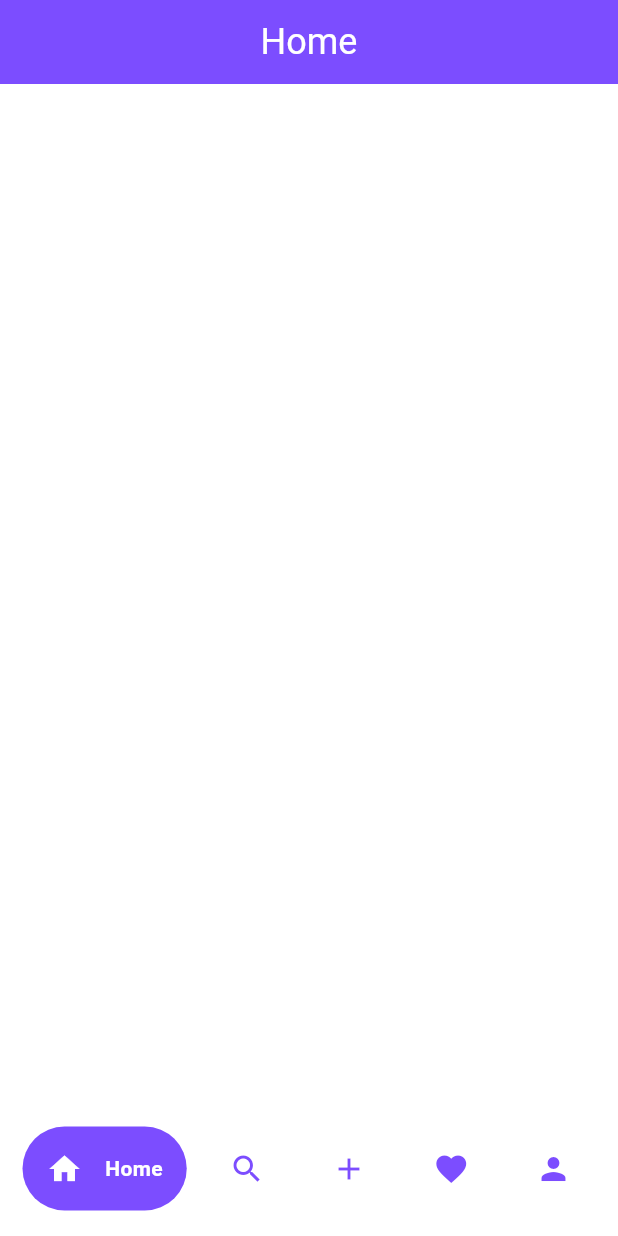
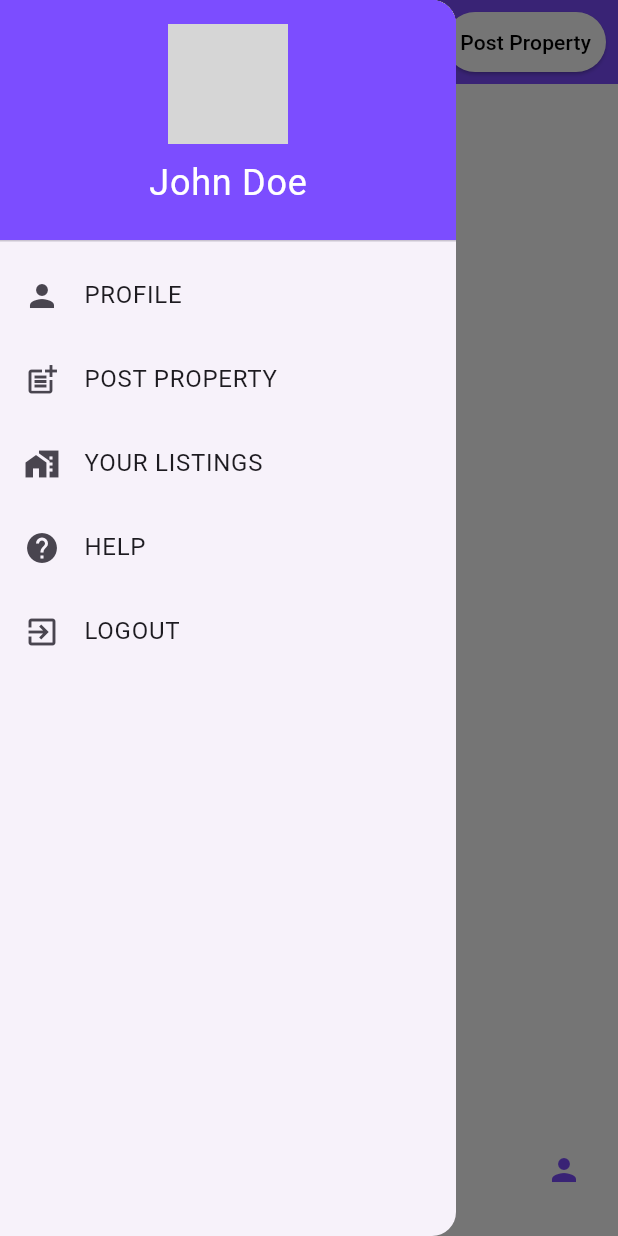
Before and after one commit to sourabhappdev/magicBricks-clone, a Flutter app: the MainNavigator screen opened directly, with the side drawer open (before the commit the screen has no drawer), on a phone screen of 412 x 824 dp. Run offline on Flutter 3.47's test engine with Material 3 defaults, Android fonts, the phone set to English and light mode, and no system bars; drawn by our look-alikes of google_nav_bar; our stand-ins replace carousel_slider, concentric_transition, smooth_page_indicator; network calls fail; grey boxes are pictures that could not be loaded.

Commit message:
Fifth Commit some minor and major changes

```diff
--- a/lib/Screens/Account_Screen/Profile_Screen.dart
+++ b/lib/Screens/Account_Screen/Profile_Screen.dart
@@ -1,12 +1,12 @@
 import 'package:flutter/material.dart';
 import 'package:magic_bricks/Constants/Constants.dart';
-import 'package:magic_bricks/Widgets/CustomAppBar.dart';
+import '../../Widgets/AppBar/AppBar.dart';
 
 class Profile_Screen extends StatelessWidget {
   @override
   Widget build(BuildContext context) {
     return Scaffold(
-      appBar: CustomAppBar(text: 'My Profile'),
+      appBar: commonAppBar(context),
       body: Padding(
         padding: const EdgeInsets.all(16.0),
         child: Column(
--- a/lib/Screens/Home_Screen/Home_Screen.dart
+++ b/lib/Screens/Home_Screen/Home_Screen.dart
@@ -1,5 +1,6 @@
 import 'package:flutter/material.dart';
-import 'package:magic_bricks/Widgets/CustomAppBar.dart';
+import 'package:magic_bricks/Widgets/Drawer.dart';
+import '../../Widgets/AppBar/AppBar.dart';
 
 class Home_Screen extends StatefulWidget {
   const Home_Screen({super.key});
@@ -13,8 +14,8 @@ class _Home_ScreenState extends State<Home_Screen> {
   Widget build(BuildContext context) {
     return Scaffold(
       backgroundColor: Colors.white,
-      appBar: CustomAppBar(text: "Home"),
-      body: SingleChildScrollView(
+      appBar: homeAppBar(context),
+      body: const SingleChildScrollView(
         child: Column(
           mainAxisAlignment: MainAxisAlignment.center,
           crossAxisAlignment: CrossAxisAlignment.center,
@@ -23,4 +24,5 @@ class _Home_ScreenState extends State<Home_Screen> {
       ),
     );
   }
+
 }
--- /dev/null
+++ b/lib/Widgets/AppBar/AppBar.dart
@@ -0,0 +1,82 @@
+import 'package:flutter/material.dart';
+import 'package:magic_bricks/Screens/Home_Screen/Home_Screen.dart';
+import 'package:magic_bricks/Widgets/MainNavigator.dart';
+import '../../Constants/Constants.dart';
+import '../../Screens/PostAd_Screen/PostAd_Screen.dart';
+
+AppBar homeAppBar(BuildContext context) {
+  return AppBar(
+    backgroundColor: AppConstantsColor.materialButtonColor,
+    automaticallyImplyLeading: false,
+    leading: IconButton(
+      onPressed: () {
+        print("working");
+        Scaffold.of(context).openDrawer();
+      },
+      icon: Icon(
+        Icons.dashboard,
+        color: Colors.white,
+      ),
+    ),
+    actions: [
+      IconButton(
+        onPressed: () {},
+        icon: Icon(
+          Icons.notifications,
+          color: Colors.white,
+        ),
+      ),
+      Padding(
+        padding: const EdgeInsets.only(right: 8.0),
+        child: ElevatedButton(
+          onPressed: () {
+            Navigator.push(
+                context,
+                MaterialPageRoute(
+                  builder: (context) => PostAd_Screen(),
+                ));
+          },
+          style: ElevatedButton.styleFrom(
+            foregroundColor: Colors.black,
+            backgroundColor: Colors.white,
+            // elevation: 5,
+            padding: EdgeInsets.symmetric(horizontal: 10, vertical: 0),
+            shape: RoundedRectangleBorder(
+              borderRadius: BorderRadius.circular(20),
+            ),
+          ),
+          child: Text('Post Property'),
+        ),
+      ),
+    ],
+  );
+}
+
+AppBar commonAppBar(BuildContext context) {
+  return AppBar(
+    backgroundColor: AppConstantsColor.materialButtonColor,
+    automaticallyImplyLeading: false,
+    leading: IconButton(
+      onPressed: () {
+        Navigator.pushReplacement(
+            context,
+            MaterialPageRoute(
+              builder: (context) => MainNavigator(),
+            ));
+      },
+      icon: Icon(
+        Icons.arrow_back,
+        color: Colors.white,
+      ),
+    ),
+    actions: [
+      IconButton(
+        onPressed: () {},
+        icon: Icon(
+          Icons.notifications,
+          color: Colors.white,
+        ),
+      ),
+    ],
+  );
+}
--- a/lib/Widgets/CustomAppBar.dart
+++ /dev/null
@@ -1,23 +0,0 @@
-import 'package:flutter/material.dart';
-
-class CustomAppBar extends AppBar {
-  final String text;
-
-  CustomAppBar({required this.text})
-      : super(
-          iconTheme: IconThemeData(
-            color: Colors.black,
-          ),
-          backgroundColor: Colors.deepPurpleAccent,
-          centerTitle: true,
-          title: Text(
-            text,
-            style: TextStyle(
-              color: Colors.white,
-              fontSize: 24,
-            ),
-          ),
-          elevation: 0.0,
-          automaticallyImplyLeading: false,
-        );
-}
--- /dev/null
+++ b/lib/Widgets/Drawer.dart
@@ -0,0 +1,91 @@
+import 'package:flutter/material.dart';
+import 'package:magic_bricks/Constants/Constants.dart';
+import 'package:magic_bricks/Screens/Home_Screen/Home_Screen.dart';
+import 'package:magic_bricks/Screens/PostAd_Screen/PostAd_Screen.dart';
+import 'package:magic_bricks/Widgets/MainNavigator.dart';
+
+import '../Screens/Account_Screen/Profile_Screen.dart';
+
+class MyDrawer extends StatelessWidget {
+  @override
+  Widget build(BuildContext context) {
+    return Drawer(
+      child: ListView(
+        padding: EdgeInsets.zero,
+        children: [
+          DrawerHeader(
+            decoration: BoxDecoration(
+              color: AppConstantsColor.materialButtonColor,
+            ),
+            child: Column(
+              children: [
+                CircleAvatar(
+                  radius: 40,
+                  backgroundImage: NetworkImage("https://img.freepik.com/premium-vector/business-global-economy_24877-41082.jpg"), // Replace with your image asset
+                ),
+                SizedBox(height: 8,),
+                Text(
+                  'John Doe',
+                  style: TextStyle(
+                    color: Colors.white,
+                    fontSize: 24,
+                  ),
+                ),
+              ],
+            ),
+          ),
+          ListTile(
+            leading: Icon(Icons.person),
+            title: Text('PROFILE'),
+            onTap: () {
+              Navigator.push(
+                context,
+                MaterialPageRoute(
+                  builder: (context) => Profile_Screen(),
+                ),
+              );
+              print('Profile tapped');
+            },
+          ),
+          ListTile(
+            leading: Icon(Icons.post_add),
+            title: Text('POST PROPERTY'),
+            onTap: () {
+              Navigator.push(
+                context,
+                MaterialPageRoute(
+                  builder: (context) => PostAd_Screen(),
+                ),
+              );
+              print('PP tapped');
+            },
+          ),
+          ListTile(
+            leading: Icon(Icons.home_work),
+            title: Text('YOUR LISTINGS'),
+            onTap: () {
+              // Handle help tile tap
+              print('Listings tapped');
+            },
+          ),
+          ListTile(
+            leading: Icon(Icons.help),
+            title: Text('HELP'),
+            onTap: () {
+              // Handle help tile tap
+              print('Help tapped');
+            },
+          ),
+          ListTile(
+            leading: Icon(Icons.exit_to_app),
+            title: Text('LOGOUT'),
+            onTap: () {
+              // Handle logout tile tap
+              print('Logout tapped');
+            },
+          ),
+        ],
+      ),
+    );
+  }
+}
--- a/lib/Widgets/MainNavigator.dart
+++ b/lib/Widgets/MainNavigator.dart
@@ -5,9 +5,7 @@ import 'package:magic_bricks/Screens/Favourite_Screen/Favourite_Screen.dart';
 import 'package:magic_bricks/Screens/Home_Screen/Home_Screen.dart';
 import 'package:magic_bricks/Screens/Search_Screen/Search_Screen.dart';
 import 'package:magic_bricks/Screens/Account_Screen/Account_Screen.dart';
-import 'package:animated_expandable_fab/animated_expandable_fab.dart';
-
-import '../Screens/PostAd_Screen/PostAd_Screen.dart';
+import 'package:magic_bricks/Widgets/Drawer.dart';
 
 class MainNavigator extends StatefulWidget {
   @override
@@ -15,13 +13,13 @@ class MainNavigator extends StatefulWidget {
 }
 
 class _MainNavigatorState extends State<MainNavigator> {
+
   PageController _pageController = PageController();
 
   int _selectedIndex = 0;
   List<Widget> _screen = [
     Home_Screen(),
     Search_Screen(),
-    PostAd_Screen(),
     Favourite_Screen(),
     Account_Screen(),
   ];
@@ -46,8 +44,9 @@ class _MainNavigatorState extends State<MainNavigator> {
   Widget build(BuildContext context) {
     return Scaffold(
       backgroundColor: Colors.white,
+      drawer: MyDrawer(),
       body: PageView.builder(
-          itemCount: 5,
+          itemCount: 4,
           controller: _pageController,
           onPageChanged: (page) {
             setState(() {
@@ -60,56 +59,11 @@ class _MainNavigatorState extends State<MainNavigator> {
               child: _screen[position],
             );
           }),
-      // floatingActionButton: ExpandableFab(
-      //   closeBackgroundColor: AppConstantsColor.materialButtonColor,
-      //   openElevation: 5,
-      //   initialOpen: false,
-      //   closeElevation: 5,
-      //   distance: 80,
-      //   openIcon: Icon(
-      //     Icons.add,
-      //     color: Colors.white,
-      //   ),
-      //   closeIcon: Icon(
-      //     Icons.close,
-      //     color: Colors.white,
-      //   ),
-      //   children: [
-      //     ActionButton(
-      //       elevation: 5,
-      //       color: AppConstantsColor.materialButtonColor,
-      //       text: Padding(
-      //         padding: const EdgeInsets.all(8.0),
-      //         child: Text(
-      //           "BUY",
-      //           style: TextStyle(fontWeight: FontWeight.bold,fontSize: 24),
-      //         ),
-      //       ),
-      //       onPressed: () {},
-      //       icon: Icon(
-      //         Icons.arrow_upward,
-      //         color: Colors.white,
-      //       ),
-      //     ),
-      //     ActionButton(
-      //       color: AppConstantsColor.materialButtonColor,
-      //       elevation: 5,
-      //       text: Padding(
-      //         padding: const EdgeInsets.all(8.0),
-      //         child: Text("SELL", style: TextStyle(fontWeight: FontWeight.bold,fontSize: 24)),
-      //       ),
-      //       onPressed: () {},
-      //       icon: Icon(
-      //         Icons.arrow_downward,
-      //         color: Colors.white,
-      //       ),
-      //     ),
-      //   ],
-      // ),
+
       bottomNavigationBar: Container(
         color: Colors.white,
         child: Padding(
-          padding: const EdgeInsets.symmetric(horizontal: 15.0, vertical: 17),
+          padding: const EdgeInsets.symmetric(horizontal: 8.0, vertical: 16),
           child: GNav(
             tabs: const [
               GButton(
@@ -121,11 +75,6 @@ class _MainNavigatorState extends State<MainNavigator> {
                 icon: Icons.search,
                 iconColor: AppConstantsColor.materialButtonColor,
                 text: 'Search',
-              ),
-              GButton(
-                icon: Icons.add,
-                iconColor: AppConstantsColor.materialButtonColor,
-                text: 'Post Ad',
               ),
               GButton(
                 icon: Icons.favorite,
--- a/lib/main.dart
+++ b/lib/main.dart
@@ -2,7 +2,6 @@ import 'package:flutter/material.dart';
 import 'package:magic_bricks/Screens/Login_Screen/Login_Screen.dart';
 import 'package:magic_bricks/Screens/Login_Screen/CreateProfile_Screen.dart';
 import 'package:magic_bricks/Screens/Splash_Screen/Splash_Screen.dart';
-import 'package:magic_bricks/Widgets/HiddenDrawer.dart';
 import 'package:magic_bricks/Widgets/MainNavigator.dart';
 import 'package:magic_bricks/test..dart';
 
@@ -17,7 +16,7 @@ class MyApp extends StatelessWidget {
   Widget build(BuildContext context) {
     return MaterialApp(
       debugShowCheckedModeBanner: false,
-      home: MainNavigator(),
+      home: Splash_Screen(),
     );
   }
 }
```
Also changed, not shown: lib/Components/PropertyCard.dart (+30 -10 lines), lib/Screens/Account_Screen/Account_Screen.dart (+6 -18 lines), lib/Screens/Favourite_Screen/Favourite_Screen.dart (+52 -10 lines), lib/Screens/PostAd_Screen/PostAd_Screen.dart (+8 -2 lines), lib/Screens/Search_Screen/Search_Screen.dart (+14 -5 lines), lib/Widgets/HiddenDrawer.dart (deleted, +0 -40 lines).
